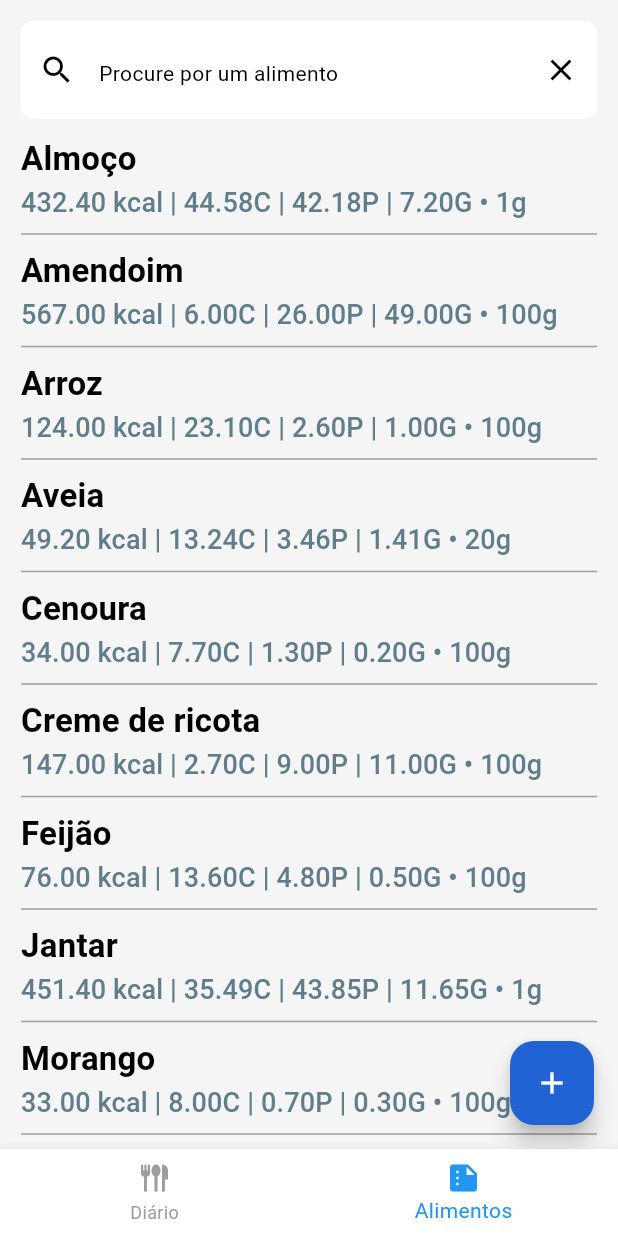
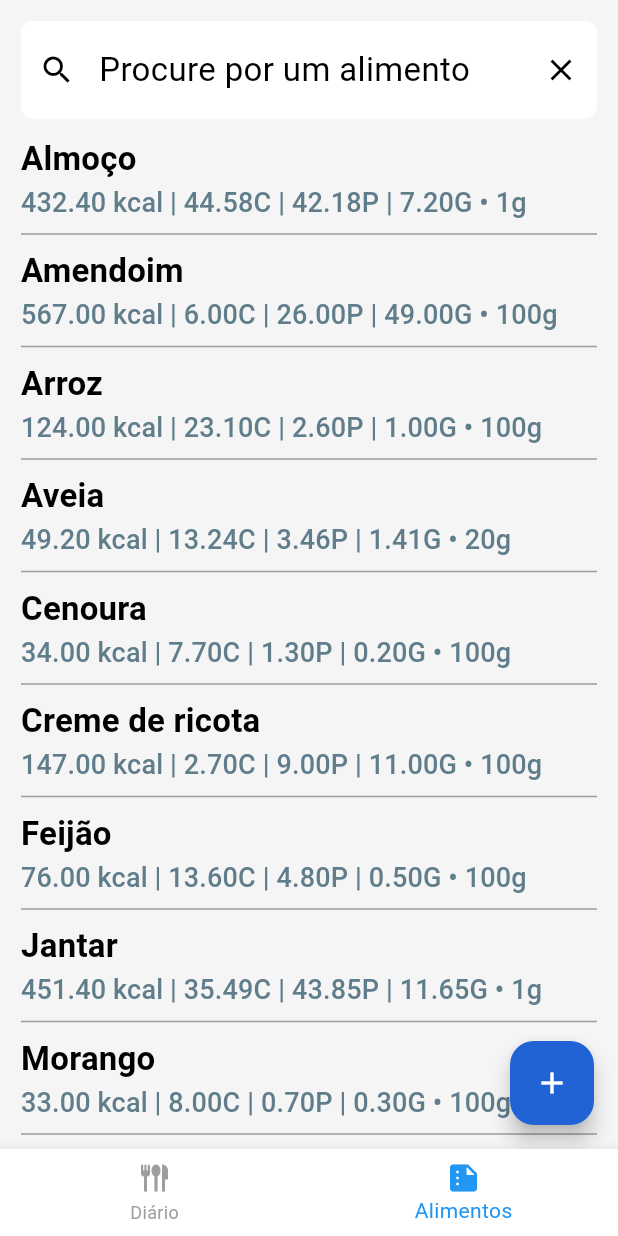
Before and after one commit to felipebraga7/diet_app, a Flutter app: the screen it shows after launch, item 2 of the bottom bar chosen, on a phone screen of 412 x 824 dp. Run offline on Flutter 3.47's test engine with Material 3 defaults, Android fonts, the phone set to English and light mode, and no system bars; our stand-ins replace get, rxdart, shared_preferences.

Commit message:
design changes

```diff
--- a/lib/core/dark_theme.dart
+++ b/lib/core/dark_theme.dart
@@ -33,5 +33,14 @@ final darkTheme = ThemeData(
         padding: const EdgeInsets.all(16),
         foregroundColor: Colors.red,
         backgroundColor: Colors.blueAccent,
-      ),
-    ));
+    ),
+  ),
+  dialogTheme: DialogTheme(
+    backgroundColor: AppColorsDarkTheme.surface,
+    elevation: 24.0,
+    shape: RoundedRectangleBorder(
+      borderRadius: BorderRadius.circular(16.0), // Rounded corners
+  ),
+  titleTextStyle: TextStyle(fontSize: 22, fontWeight: FontWeight.bold, color: AppColorsDarkTheme.inverseSurface),
+  contentTextStyle: TextStyle(fontSize: 16, fontWeight: FontWeight.bold, color: AppColorsDarkTheme.inverseSurface),
+),);
--- a/lib/core/light_theme.dart
+++ b/lib/core/light_theme.dart
@@ -13,14 +13,19 @@ final lightTheme = ThemeData(
       inverseSurface: AppColorsLightTheme.inverseSurface,
     ),
     textTheme: TextTheme(
-        titleLarge: TextStyle(fontSize: 26, fontWeight: FontWeight.bold, color: Colors.black),
-        titleMedium: TextStyle(fontSize: 22, fontWeight: FontWeight.bold, color: Colors.black),
-        titleSmall: TextStyle(fontSize: 18, fontWeight: FontWeight.bold, color: Colors.black),
-        labelLarge: TextStyle(fontSize: 18, color: Colors.blueGrey),
-        labelMedium: TextStyle(fontSize: 14, color: Colors.blueGrey),
-        labelSmall: TextStyle(fontSize: 12, color: Colors.blueGrey),
-        headlineMedium: TextStyle(fontSize: 16, fontWeight: FontWeight.bold, color: Colors.black),
-        headlineSmall: TextStyle(fontSize: 14, fontWeight: FontWeight.bold, color: Colors.black)),
+        titleLarge: TextStyle(fontSize: 26, fontWeight: FontWeight.bold, color: AppColorsLightTheme.inverseSurface),
+        titleMedium: TextStyle(fontSize: 22, fontWeight: FontWeight.bold, color: AppColorsLightTheme.inverseSurface),
+        titleSmall: TextStyle(fontSize: 18, fontWeight: FontWeight.bold, color: AppColorsLightTheme.inverseSurface),
+        bodyLarge: TextStyle(fontSize: 26, color: AppColorsLightTheme.inverseSurface),
+        bodyMedium: TextStyle(fontSize: 22, color: AppColorsLightTheme.inverseSurface),
+        bodySmall: TextStyle(fontSize: 18, color: AppColorsLightTheme.inverseSurface),
+        labelLarge: TextStyle(fontSize: 18, color: AppColorsLightTheme.onSecondary),
+        labelMedium: TextStyle(fontSize: 14, color: AppColorsLightTheme.onSecondary),
+        labelSmall: TextStyle(fontSize: 12, color: AppColorsLightTheme.onSecondary),
+        headlineMedium: TextStyle(fontSize: 16, fontWeight: FontWeight.bold, color: AppColorsLightTheme.inverseSurface),
+        headlineSmall: TextStyle(fontSize: 14, fontWeight: FontWeight.bold, color: AppColorsLightTheme.inverseSurface)),
+
+
     cardTheme: CardTheme(
       color: Colors.white,
       shadowColor: Colors.black26,
@@ -34,4 +39,13 @@ final lightTheme = ThemeData(
         foregroundColor: Colors.red,
         backgroundColor: Colors.blueAccent,
       ),
-    ));
+    ),
+    dialogTheme: DialogTheme(
+      backgroundColor: AppColorsLightTheme.surface,
+      elevation: 24.0,
+      shape: RoundedRectangleBorder(
+        borderRadius: BorderRadius.circular(16.0), // Rounded corners
+      ),
+      titleTextStyle: TextStyle(fontSize: 22, fontWeight: FontWeight.bold, color: AppColorsLightTheme.inverseSurface),
+      contentTextStyle: TextStyle(fontSize: 16, fontWeight: FontWeight.bold, color: AppColorsLightTheme.inverseSurface),
+    ),);
--- a/lib/main.dart
+++ b/lib/main.dart
@@ -15,7 +15,7 @@ class MyApp extends StatelessWidget {
     return GetMaterialApp(
       title: 'Flutter Demo',
       theme: AppTheme.light,
-      darkTheme: AppTheme.dark,
+      darkTheme: AppTheme.light,
       home: BasePage(),
     );
   }
--- a/lib/widgets/add_edit_meal_dialog.dart
+++ b/lib/widgets/add_edit_meal_dialog.dart
@@ -14,6 +14,7 @@ class AddEditMealDialog extends StatelessWidget {
 
   @override
   Widget build(BuildContext context) {
+    var textTheme = Theme.of(context).textTheme;
     return Dialog(
       child: Padding(
         padding: EdgeInsets.all(24),
@@ -27,7 +28,7 @@ class AddEditMealDialog extends StatelessWidget {
                       mainAxisSize: MainAxisSize.min,
                       children: [
                         DropdownButton<Food>(
-                          hint: Text('Selecione um alimento'),
+                          hint: Text('Selecione um alimento', style: textTheme.labelMedium,),
                           value: c.selectedFood,
                           isExpanded: true,
                           onChanged: (Food? value) {
```
Also changed, not shown: lib/widgets/meal_detail.dart (+6 -3 lines), lib/widgets/meal_summary.dart (+55 -44 lines).
